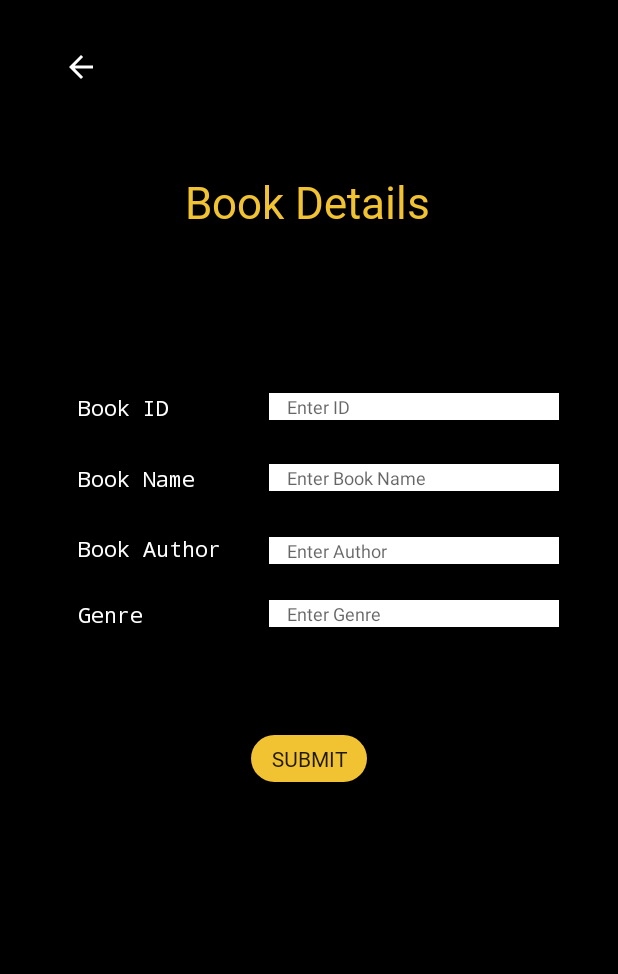
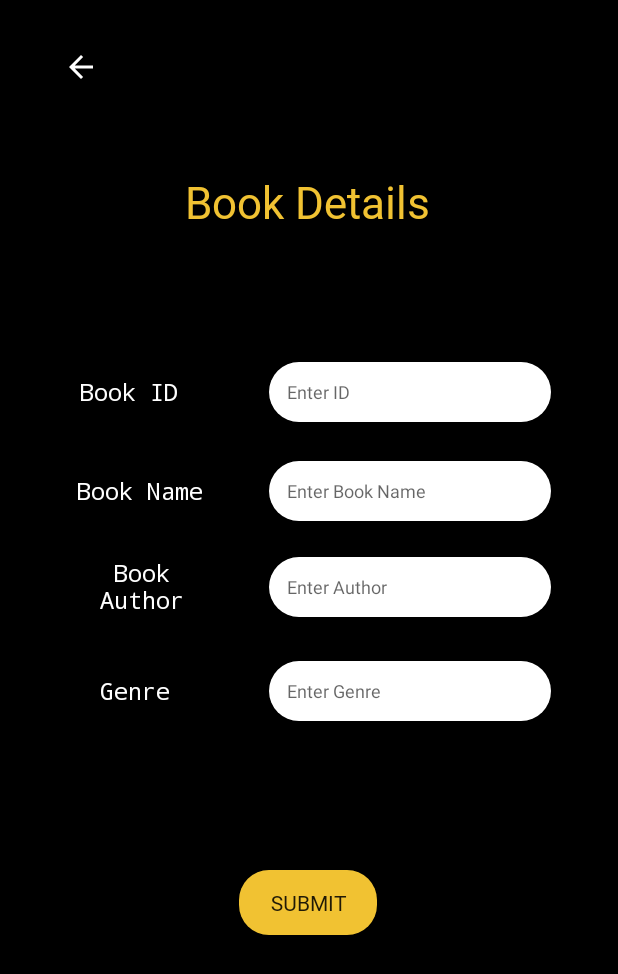
Before and after one commit to sandeepjacob-20/Libra, an Android app: the AddActivity screen opened directly, with no data from a screen before it, on a phone screen of 412 x 824 dp. Shown: the top 974 px of the screen. Run offline under Robolectric (Android 15) with nearby library versions, the light colour scheme and no system bars.

Commit message:
delta commit : fixed add activity and app layout and sizes

```diff
--- a/app/src/main/java/com/example/libra/MainActivity.java
+++ b/app/src/main/java/com/example/libra/MainActivity.java
@@ -12,7 +12,7 @@ import android.content.Intent;
 public class MainActivity extends AppCompatActivity {
     public Button button,sign_up;
     private long BackPressedTime;
-    private Toast backToast,loginToast;
+    private Toast backToast;
     @Override
     protected void onCreate(Bundle savedInstanceState) {
         super.onCreate(savedInstanceState);
@@ -30,13 +30,11 @@ public class MainActivity extends AppCompatActivity {
                 if(db.login(username.getText().toString().trim(),password.getText().toString().trim()))
                 {
                     Intent intent = new Intent(MainActivity.this,MainMenu.class);
-                    loginToast.cancel();
                     startActivity(intent);
                 }
                 else
                 {
-                    loginToast = Toast.makeText(MainActivity.this,"login failed",Toast.LENGTH_SHORT);
-                    loginToast.show();
+                    Toast.makeText(MainActivity.this,"login failed",Toast.LENGTH_SHORT).show();
                 }
                 username.setText("");
                 password.setText("");
--- a/app/src/main/java/com/example/libra/MainMenu.java
+++ b/app/src/main/java/com/example/libra/MainMenu.java
@@ -58,8 +58,9 @@ public class MainMenu extends AppCompatActivity {
         exit.setOnClickListener(new View.OnClickListener() {
             @Override
             public void onClick(View v) {
-                exitToast.cancel();
-                finish();
+                Intent intent = new Intent(getApplicationContext(),MainActivity.class);
+                intent.setFlags(Intent.FLAG_ACTIVITY_NEW_TASK | Intent.FLAG_ACTIVITY_CLEAR_TASK);
+                startActivity(intent);
                 System.exit(0);
             }
         });
--- a/app/src/main/res/layout/activity_add.xml
+++ b/app/src/main/res/layout/activity_add.xml
@@ -9,48 +9,57 @@
 
     <TextView
         android:id="@+id/bookgenre"
-        android:layout_width="66dp"
-        android:layout_height="22dp"
+        android:layout_width="103dp"
+        android:layout_height="40dp"
         android:fontFamily="monospace"
+        android:gravity="center"
+        android:paddingLeft="2dp"
         android:text="Genre"
         android:textColor="@color/white"
+        android:textSize="15dp"
         app:autoSizeTextType="none"
         app:layout_constraintBottom_toBottomOf="parent"
         app:layout_constraintEnd_toEndOf="parent"
-        app:layout_constraintHorizontal_bias="0.15"
+        app:layout_constraintHorizontal_bias="0.122"
         app:layout_constraintStart_toStartOf="parent"
         app:layout_constraintTop_toTopOf="parent"
-        app:layout_constraintVertical_bias="0.499" />
+        app:layout_constraintVertical_bias="0.562" />
 
     <TextView
         android:id="@+id/bookname"
-        android:layout_width="93dp"
-        android:layout_height="21dp"
+        android:layout_width="103dp"
+        android:layout_height="40dp"
         android:fontFamily="monospace"
+        android:gravity="center"
+        android:paddingLeft="2dp"
         android:text="Book Name"
         android:textColor="@color/white"
+        android:textSize="15dp"
         app:autoSizeTextType="none"
         app:layout_constraintBottom_toBottomOf="parent"
         app:layout_constraintEnd_toEndOf="parent"
-        app:layout_constraintHorizontal_bias="0.163"
+        app:layout_constraintHorizontal_bias="0.132"
         app:layout_constraintStart_toStartOf="parent"
         app:layout_constraintTop_toTopOf="parent"
-        app:layout_constraintVertical_bias="0.385" />
+        app:layout_constraintVertical_bias="0.392" />
 
     <TextView
         android:id="@+id/bookauthor"
         android:layout_width="103dp"
-        android:layout_height="20dp"
+        android:layout_height="40dp"
         android:fontFamily="monospace"
+        android:gravity="center"
+        android:paddingLeft="2dp"
         android:text="Book Author"
         android:textColor="@color/white"
+        android:textSize="15dp"
         app:autoSizeTextType="none"
         app:layout_constraintBottom_toBottomOf="parent"
         app:layout_constraintEnd_toEndOf="parent"
-        app:layout_constraintHorizontal_bias="0.168"
+        app:layout_constraintHorizontal_bias="0.136"
         app:layout_constraintStart_toStartOf="parent"
         app:layout_constraintTop_toTopOf="parent"
-        app:layout_constraintVertical_bias="0.443" />
+        app:layout_constraintVertical_bias="0.474" />
 
     <TextView
         android:id="@+id/title"
@@ -68,99 +77,103 @@
 
     <TextView
         android:id="@+id/bookid"
-        android:layout_width="71dp"
-        android:layout_height="18dp"
+        android:layout_width="103dp"
+        android:layout_height="40dp"
         android:fontFamily="monospace"
+        android:gravity="center"
+        android:paddingLeft="2dp"
         android:text="Book ID "
         android:textColor="@color/white"
+        android:textSize="15dp"
         app:autoSizeTextType="none"
         app:layout_constraintBottom_toBottomOf="parent"
         app:layout_constraintEnd_toEndOf="parent"
-        app:layout_constraintHorizontal_bias="0.152"
+        app:layout_constraintHorizontal_bias="0.123"
         app:layout_constraintStart_toStartOf="parent"
         app:layout_constraintTop_toTopOf="parent"
-        app:layout_constraintVertical_bias="0.325" />
+        app:layout_constraintVertical_bias="0.308" />
 
     <EditText
         android:id="@+id/id"
-        android:layout_width="193dp"
-        android:layout_height="18dp"
-        android:background="@color/white"
+        android:layout_width="188dp"
+        android:layout_height="40dp"
+        android:background="@drawable/rounded_bg_white"
         android:ems="10"
         android:hint="Enter ID"
         android:inputType="textPersonName"
+        android:paddingLeft="12dp"
         android:textSize="12dp"
-        android:paddingLeft="12dp"
         app:layout_constraintBottom_toBottomOf="parent"
         app:layout_constraintEnd_toEndOf="parent"
-        app:layout_constraintHorizontal_bias="0.821"
+        app:layout_constraintHorizontal_bias="0.802"
         app:layout_constraintStart_toStartOf="parent"
         app:layout_constraintTop_toTopOf="parent"
-        app:layout_constraintVertical_bias="0.325" />
+        app:layout_constraintVertical_bias="0.308" />
 
     <EditText
         android:id="@+id/name"
-        android:layout_width="193dp"
-        android:layout_height="18dp"
-        android:background="@color/white"
+        android:layout_width="188dp"
+        android:layout_height="40dp"
+        android:background="@drawable/rounded_bg_white"
         android:ems="10"
         android:hint="Enter Book Name"
         android:inputType="textPersonName"
+        android:paddingLeft="12dp"
         android:textSize="12dp"
-        android:paddingLeft="12dp"
         app:layout_constraintBottom_toBottomOf="parent"
         app:layout_constraintEnd_toEndOf="parent"
-        app:layout_constraintHorizontal_bias="0.821"
+        app:layout_constraintHorizontal_bias="0.802"
         app:layout_constraintStart_toStartOf="parent"
         app:layout_constraintTop_toTopOf="parent"
-        app:layout_constraintVertical_bias="0.384" />
+        app:layout_constraintVertical_bias="0.392" />
 
     <EditText
         android:id="@+id/author"
-        android:layout_width="193dp"
-        android:layout_height="18dp"
-        android:background="@color/white"
+        android:layout_width="188dp"
+        android:layout_height="40dp"
+        android:background="@drawable/rounded_bg_white"
         android:ems="10"
         android:hint="Enter Author"
         android:inputType="textPersonName"
+        android:paddingLeft="12dp"
         android:textSize="12dp"
-        android:paddingLeft="12dp"
         app:layout_constraintBottom_toBottomOf="parent"
         app:layout_constraintEnd_toEndOf="parent"
-        app:layout_constraintHorizontal_bias="0.821"
+        app:layout_constraintHorizontal_bias="0.802"
         app:layout_constraintStart_toStartOf="parent"
         app:layout_constraintTop_toTopOf="parent"
-        app:layout_constraintVertical_bias="0.444" />
+        app:layout_constraintVertical_bias="0.474" />
 
     <EditText
         android:id="@+id/genre"
-        android:layout_width="193dp"
-        android:layout_height="18dp"
-        android:background="@color/white"
+        android:layout_width="188dp"
+        android:layout_height="40dp"
+        android:background="@drawable/rounded_bg_white"
         android:ems="10"
         android:hint="Enter Genre"
         android:inputType="textPersonName"
+        android:paddingLeft="12dp"
         android:textSize="12dp"
-        android:paddingLeft="12dp"
         app:layout_constraintBottom_toBottomOf="parent"
         app:layout_constraintEnd_toEndOf="parent"
-        app:layout_constraintHorizontal_bias="0.821"
+        app:layout_constraintHorizontal_bias="0.802"
         app:layout_constraintStart_toStartOf="parent"
         app:layout_constraintTop_toTopOf="parent"
-        app:layout_constraintVertical_bias="0.496" />
+        app:layout_constraintVertical_bias="0.562" />
 
     <Button
         android:id="@+id/submit"
-        android:layout_width="77dp"
-        android:layout_height="31dp"
+        android:layout_width="92dp"
+        android:layout_height="43dp"
         android:background="@drawable/rounded_bg"
         android:fontFamily="@font/mouse"
         android:text="SUBMIT"
         app:layout_constraintBottom_toBottomOf="parent"
         app:layout_constraintEnd_toEndOf="parent"
+        app:layout_constraintHorizontal_bias="0.498"
         app:layout_constraintStart_toStartOf="parent"
         app:layout_constraintTop_toTopOf="parent"
-        app:layout_constraintVertical_bias="0.618" />
+        app:layout_constraintVertical_bias="0.743" />
 
     <ImageButton
         android:id="@+id/exit_button"
--- a/app/src/main/res/layout/activity_search.xml
+++ b/app/src/main/res/layout/activity_search.xml
@@ -37,28 +37,31 @@
 
     <TextView
         android:id="@+id/textView5"
-        android:layout_width="106dp"
-        android:layout_height="36dp"
+        android:layout_width="129dp"
+        android:layout_height="38dp"
         android:fontFamily="monospace"
         android:text="Book Name : "
+        android:gravity="center"
         android:textColor="@color/white"
-        app:autoSizeTextType="uniform"
+        android:textSize="15dp"
+        app:autoSizeTextType="none"
         app:layout_constraintBottom_toBottomOf="parent"
         app:layout_constraintEnd_toEndOf="parent"
-        app:layout_constraintHorizontal_bias="0.183"
+        app:layout_constraintHorizontal_bias="0.109"
         app:layout_constraintStart_toStartOf="parent"
         app:layout_constraintTop_toTopOf="parent"
-        app:layout_constraintVertical_bias="0.24" />
+        app:layout_constraintVertical_bias="0.243" />
 
     <EditText
         android:id="@+id/search_term"
-        android:layout_width="205dp"
-        android:layout_height="27dp"
+        android:layout_width="200dp"
+        android:layout_height="40dp"
         android:background="@drawable/custom_input"
         android:ems="10"
         android:hint="Enter book name"
         android:inputType="textPersonName"
         android:paddingLeft="12dp"
+        android:textSize="14dp"
         app:layout_constraintBottom_toBottomOf="parent"
         app:layout_constraintEnd_toEndOf="parent"
         app:layout_constraintHorizontal_bias="0.258"
@@ -78,7 +81,7 @@
         app:layout_constraintHorizontal_bias="0.498"
         app:layout_constraintStart_toStartOf="parent"
         app:layout_constraintTop_toTopOf="parent"
-        app:layout_constraintVertical_bias="0.327" />
+        app:layout_constraintVertical_bias="0.364" />
 
     <androidx.recyclerview.widget.RecyclerView
         android:id="@+id/result_view"
--- a/app/src/main/res/layout/activity_signup.xml
+++ b/app/src/main/res/layout/activity_signup.xml
@@ -41,10 +41,11 @@
         android:background="@drawable/rectangle_bg_white"
         android:ems="10"
         android:hint="Name"
+        android:inputType="textPersonName"
         android:paddingLeft="10dp"
         android:paddingTop="3dp"
         android:paddingBottom="3dp"
-        android:inputType="textPersonName"
+        android:textSize="15dp"
         app:layout_constraintBottom_toBottomOf="parent"
         app:layout_constraintEnd_toEndOf="parent"
         app:layout_constraintHorizontal_bias="0.497"
@@ -63,6 +64,7 @@
         android:paddingLeft="10dp"
         android:paddingTop="3dp"
         android:paddingBottom="3dp"
+        android:textSize="15dp"
         app:layout_constraintBottom_toBottomOf="parent"
         app:layout_constraintEnd_toEndOf="parent"
         app:layout_constraintHorizontal_bias="0.497"
@@ -81,6 +83,7 @@
         android:paddingLeft="10dp"
         android:paddingTop="3dp"
         android:paddingBottom="3dp"
+        android:textSize="15dp"
         app:layout_constraintBottom_toBottomOf="parent"
         app:layout_constraintEnd_toEndOf="parent"
         app:layout_constraintHorizontal_bias="0.497"
@@ -98,6 +101,7 @@
         android:paddingLeft="10dp"
         android:paddingTop="3dp"
         android:paddingBottom="3dp"
+        android:textSize="15dp"
         app:layout_constraintBottom_toBottomOf="parent"
         app:layout_constraintEnd_toEndOf="parent"
         app:layout_constraintHorizontal_bias="0.497"
```
